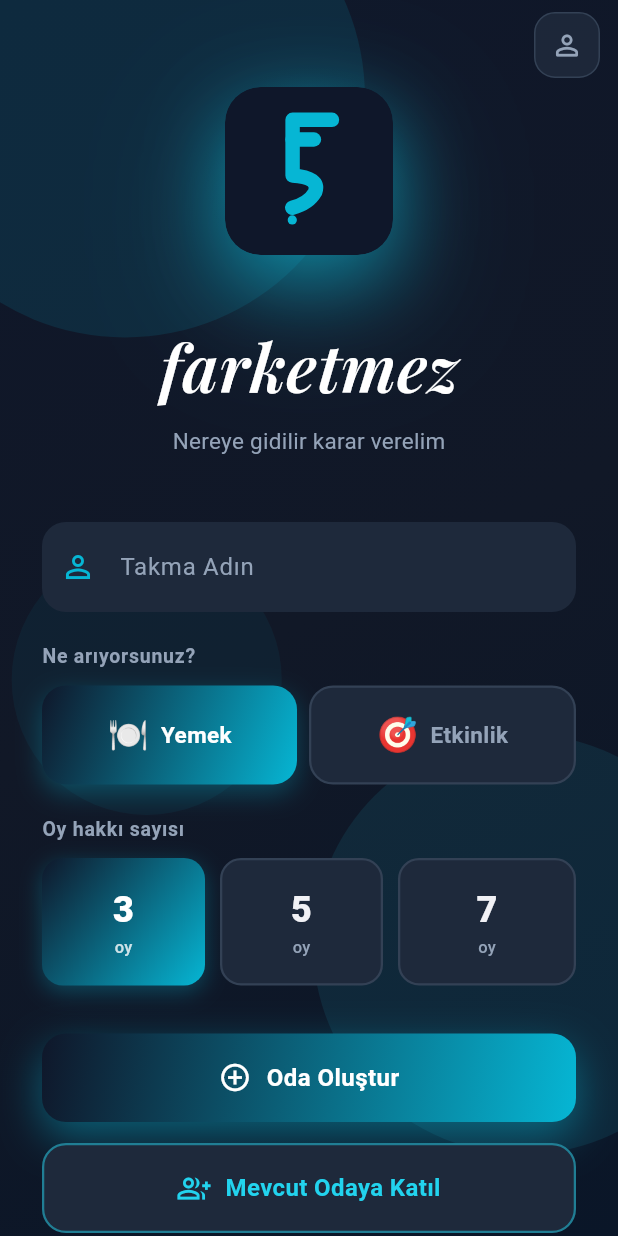
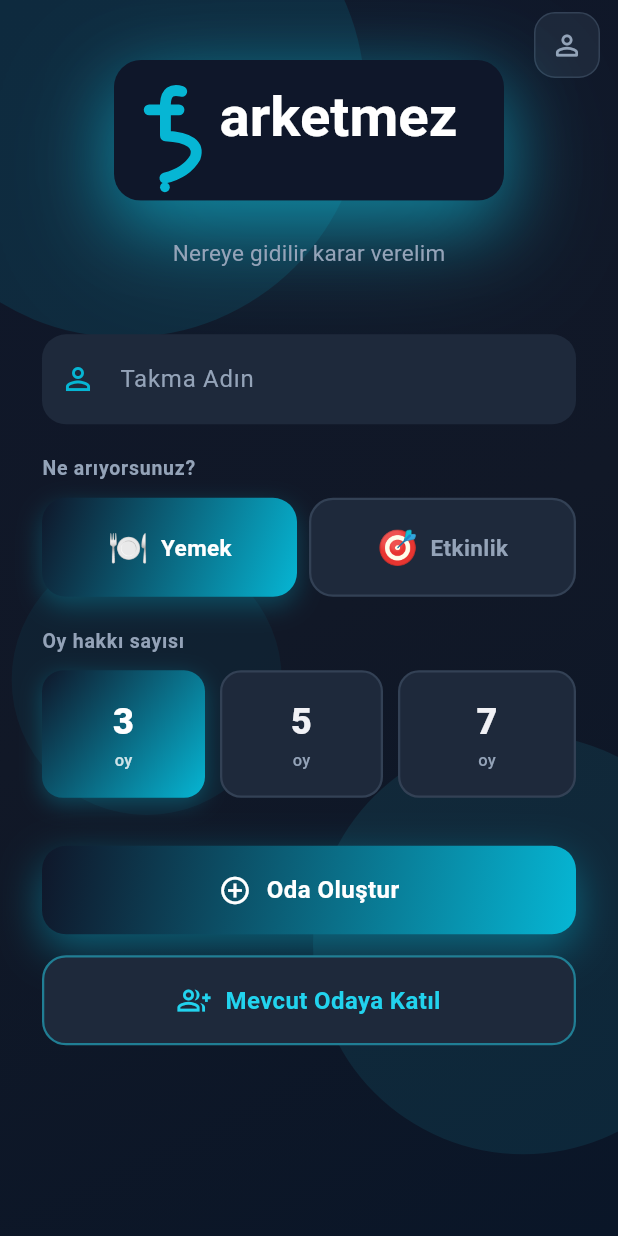
Before and after one commit to ExaelXage/farketmez_app, a Flutter app: the screen it shows after launch, after a tap on "Atla", on a phone screen of 412 x 824 dp. Run offline on Flutter 3.47's test engine with Material 3 defaults, Android fonts, the phone set to English and light mode, and no system bars; our stand-ins replace dio, firebase_core, firebase_messaging, flutter_map, flutter_svg, geolocator and 3 more; accounts and stored records are empty; network calls fail.

Commit message:
feat: farketmez sözcük logosu — f harfi soru işaretine dönüşüyor
- assets/logo.svg: küçük harf "farketmez" yazısı, baştaki "f" gövdesi
  kıvrılarak "?" oluşturuyor, geri kalanı temiz sans-serif (Roboto) ile
  devam ediyor
- Splash ve ana ekranda logo artık geniş bir sözcük-amblemi olarak
  gösteriliyor; ayrı "farketmez" başlığı kaldırıldı (artık logoya gömülü),
  google_fonts bağımlılığı kaldırıldı
- Launcher ikonları yeni "f→?" glifiyle yeniden üretildi

```diff
--- a/lib/screens/home_screen.dart
+++ b/lib/screens/home_screen.dart
@@ -2,7 +2,6 @@ import 'package:dio/dio.dart';
 import 'package:flutter/material.dart';
 import 'package:flutter_svg/flutter_svg.dart';
 import 'package:geolocator/geolocator.dart';
-import 'package:google_fonts/google_fonts.dart';
 import '../services/api_service.dart';
 import '../services/notification_service.dart';
 import '../services/profile_service.dart';
@@ -356,47 +355,28 @@ class _HomeScreenState extends State<HomeScreen> with TickerProviderStateMixin {
           child: AnimatedBuilder(
             animation: _logoPulse,
             builder: (_, child) => Transform.scale(scale: _logoPulse.value, child: child),
-            child: Stack(alignment: Alignment.center, children: [
-              Container(
-                width: 148,
-                height: 148,
+            child: SizedBox(
+              width: 260,
+              child: DecoratedBox(
                 decoration: BoxDecoration(
-                  shape: BoxShape.circle,
-                  gradient: RadialGradient(colors: [
-                    AppTheme.primary.withValues(alpha: 0.22),
-                    AppTheme.secondary.withValues(alpha: 0.10),
-                    Colors.transparent,
-                  ]),
-                ),
-              ),
-              Container(
-                width: 112,
-                height: 112,
-                decoration: BoxDecoration(
-                  borderRadius: BorderRadius.circular(24),
+                  borderRadius: BorderRadius.circular(18),
                   boxShadow: [
-                    BoxShadow(color: AppTheme.primary.withValues(alpha: 0.55), blurRadius: 44, offset: const Offset(0, 16)),
-                    BoxShadow(color: AppTheme.secondary.withValues(alpha: 0.25), blurRadius: 80, offset: const Offset(0, 28)),
+                    BoxShadow(color: AppTheme.primary.withValues(alpha: 0.5), blurRadius: 40, offset: const Offset(0, 14)),
+                    BoxShadow(color: AppTheme.secondary.withValues(alpha: 0.28), blurRadius: 70, offset: const Offset(0, 24)),
                   ],
                 ),
                 child: ClipRRect(
-                  borderRadius: BorderRadius.circular(24),
-                  child: SvgPicture.asset('assets/logo.svg', width: 112, height: 112),
+                  borderRadius: BorderRadius.circular(18),
+                  child: AspectRatio(
+                    aspectRatio: 720 / 260,
+                    child: SvgPicture.asset('assets/logo.svg', fit: BoxFit.contain),
+                  ),
                 ),
               ),
-            ]),
+            ),
           ),
         ),
         const SizedBox(height: 24),
-        Text('farketmez',
-            style: GoogleFonts.playfairDisplay(
-              fontSize: 44,
-              fontWeight: FontWeight.w600,
-              fontStyle: FontStyle.italic,
-              color: Colors.white,
-              letterSpacing: 0.5,
-            )),
-        const SizedBox(height: 8),
         Text('Nereye gidilir karar verelim',
             style: TextStyle(fontSize: 15, color: AppTheme.textSecondary, letterSpacing: 0.2)),
       ],
--- a/lib/screens/splash_screen.dart
+++ b/lib/screens/splash_screen.dart
@@ -2,7 +2,6 @@ import 'dart:async';
 import 'package:dio/dio.dart';
 import 'package:flutter/material.dart';
 import 'package:flutter_svg/flutter_svg.dart';
-import 'package:google_fonts/google_fonts.dart';
 import 'package:shared_preferences/shared_preferences.dart';
 import '../services/api_service.dart';
 import '../theme.dart';
@@ -111,67 +110,39 @@ class _SplashScreenState extends State<SplashScreen>
                 child: Column(
                   mainAxisSize: MainAxisSize.min,
                   children: [
-                    // Glow halo
-                    Stack(
-                      alignment: Alignment.center,
-                      children: [
-                        Container(
-                          width: 160,
-                          height: 160,
+                    // Wordmark logo (navy banner, "f" curling into "?")
+                    SizedBox(
+                      width: 280,
+                      child: DecoratedBox(
                         decoration: BoxDecoration(
-                            shape: BoxShape.circle,
-                            gradient: RadialGradient(colors: [
-                              AppTheme.primary.withValues(alpha: 0.25),
-                              AppTheme.secondary.withValues(alpha: 0.10),
-                              Colors.transparent,
-                            ]),
-                          ),
-                        ),
-                        Container(
-                          width: 120,
-                          height: 120,
-                          decoration: BoxDecoration(
-                            borderRadius: BorderRadius.circular(26),
+                          borderRadius: BorderRadius.circular(20),
                           boxShadow: [
                             BoxShadow(
-                                color: AppTheme.primary.withValues(alpha: 0.6),
-                                blurRadius: 50,
-                                offset: const Offset(0, 18),
+                              color: AppTheme.primary.withValues(alpha: 0.5),
+                              blurRadius: 40,
+                              offset: const Offset(0, 14),
                             ),
                             BoxShadow(
-                                color: AppTheme.secondary.withValues(alpha: 0.28),
-                                blurRadius: 90,
-                                offset: const Offset(0, 32),
+                              color: AppTheme.secondary.withValues(alpha: 0.3),
+                              blurRadius: 70,
+                              offset: const Offset(0, 26),
                             ),
                           ],
                         ),
                         child: ClipRRect(
-                            borderRadius: BorderRadius.circular(26),
-                            child: SvgPicture.asset(
-                              'assets/logo.svg',
-                              width: 120,
-                              height: 120,
+                          borderRadius: BorderRadius.circular(20),
+                          child: AspectRatio(
+                            aspectRatio: 720 / 260,
+                            child: SvgPicture.asset('assets/logo.svg', fit: BoxFit.contain),
                           ),
                         ),
                       ),
-                      ],
                     ),
                     const SizedBox(height: 32),
                     FadeTransition(
                       opacity: _textFade,
                       child: Column(
                         children: [
-                          Text(
-                            'farketmez',
-                            style: GoogleFonts.playfairDisplay(
-                              fontSize: 42,
-                              fontWeight: FontWeight.w600,
-                              fontStyle: FontStyle.italic,
-                              color: Colors.white,
-                              letterSpacing: 0.5,
-                            ),
-                          ),
-                          const SizedBox(height: 8),
                           Text(
                             'Nereye gidilir karar verelim',
                             style: TextStyle(
--- a/pubspec.yaml
+++ b/pubspec.yaml
@@ -20,7 +20,6 @@ dependencies:
   firebase_core: ^3.6.0
   firebase_messaging: ^15.1.3
   flutter_svg: ^2.0.9
-  google_fonts: ^8.2.0
 
 dev_dependencies:
   flutter_test:
```
Also changed, not shown: assets/logo.svg, pubspec.lock, 9 other files. Lines whose indentation alone changed are shown as unchanged.
